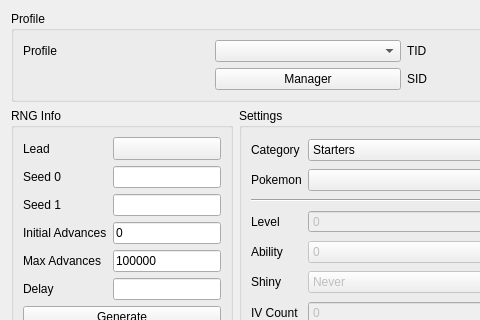
Before: the Qt Designer form Source/Form/Gen8/Static8.ui in Admiral-Fish/PokeFinder, drawn with Qt 5; both pictures show x 0 to 480 and y 0 to 320 of the 1200 by 700 pixel window.
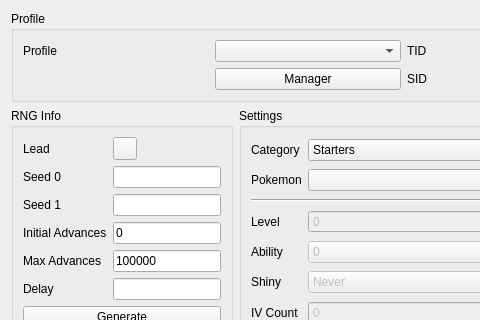
After: the same form once the commit is applied. Custom widgets are drawn as their Qt base class.

```diff
--- a/Source/Form/Gen8/Static8.ui
+++ b/Source/Form/Gen8/Static8.ui
@@ -59,14 +59,7 @@
        <widget class="TextBox" name="textBoxSeed1"/>
       </item>
       <item row="0" column="1">
-       <widget class="ComboMenu" name="toolButtonLead">
-        <property name="sizePolicy">
-         <sizepolicy hsizetype="Preferred" vsizetype="Fixed">
-          <horstretch>0</horstretch>
-          <verstretch>0</verstretch>
-         </sizepolicy>
-        </property>
-       </widget>
+       <widget class="ComboMenu" name="toolButtonLead"/>
       </item>
       <item row="2" column="0">
        <widget class="QLabel" name="labelSeed1">
```
